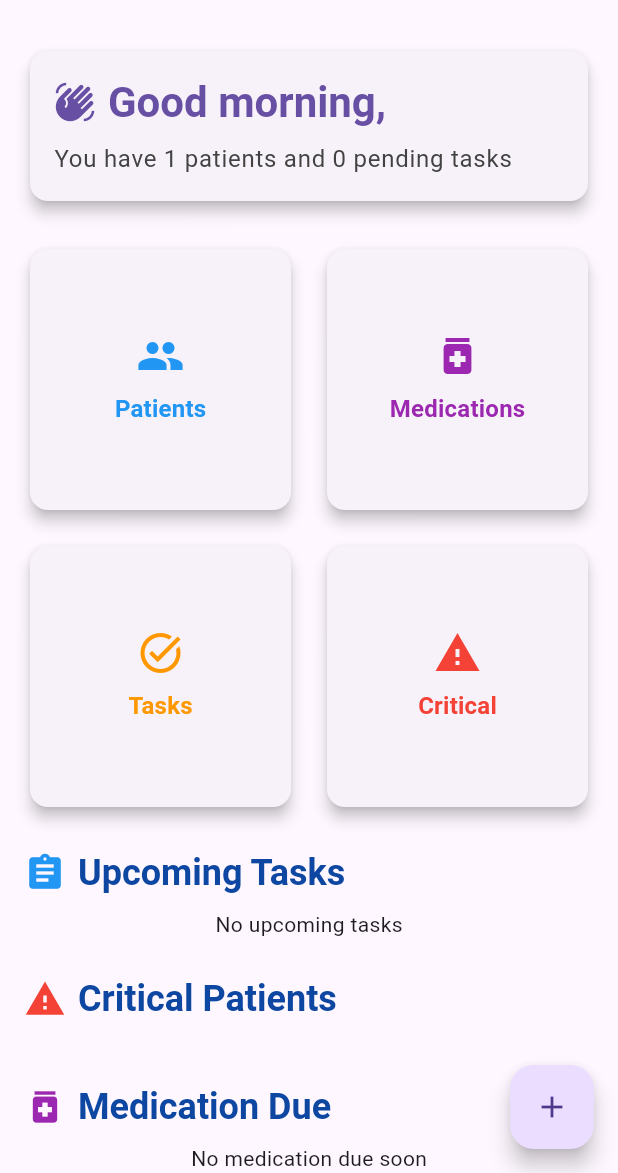
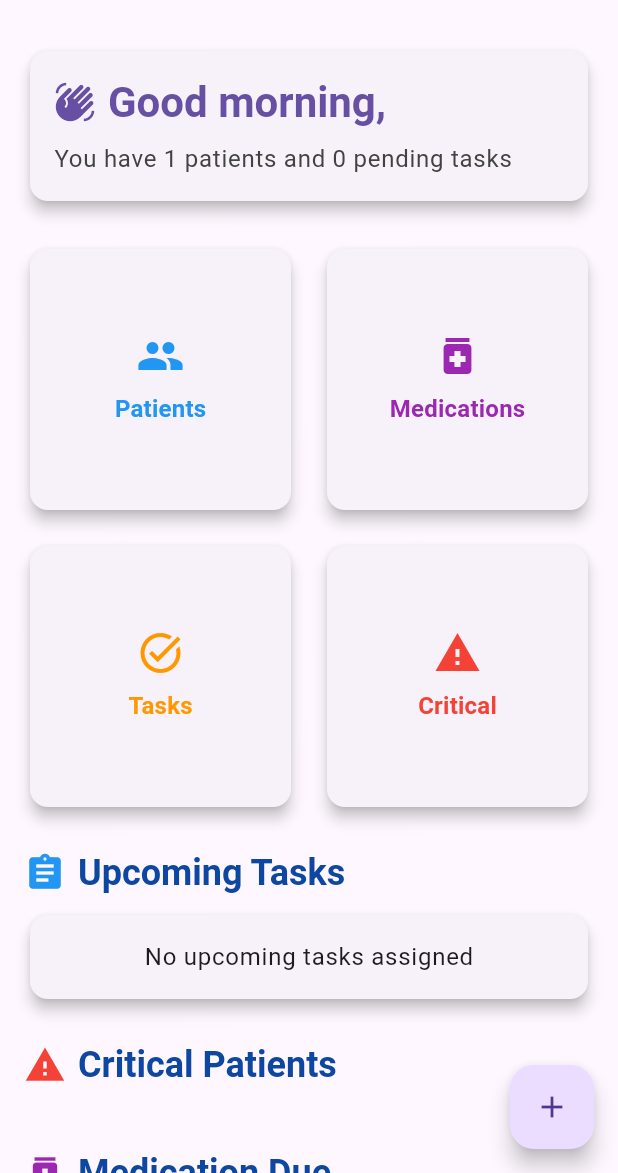
Before and after one commit to 9810506058/Smart_Nurse, a Flutter app: the DashboardScreenUpdated screen opened directly with empty values, on a phone screen of 412 x 824 dp, the part 63-1236 px from its top. Run offline on Flutter 3.47's test engine with Material 3 defaults, Android fonts, the light colour scheme and no system bars; our stand-ins replace cloud_firestore, firebase_auth, firebase_core; accounts and stored records are empty.

Commit message:
dheari chij haru mailaye

```diff
--- a/lib/screens/dashboard_screen_updated.dart
+++ b/lib/screens/dashboard_screen_updated.dart
@@ -94,7 +94,21 @@ class DashboardScreenUpdated extends StatelessWidget {
         }
 
         if (!snapshot.hasData || snapshot.data!.docs.isEmpty) {
-          return const Center(child: Text('No upcoming tasks'));
+          return Card(
+            elevation: 4,
+            shape: RoundedRectangleBorder(
+              borderRadius: BorderRadius.circular(12),
+            ),
+            child: Padding(
+              padding: const EdgeInsets.all(16.0),
+              child: Center(
+                child: Text(
+                  'No upcoming tasks assigned',
+                  style: Theme.of(context).textTheme.bodyLarge,
+                ),
+              ),
+            ),
+          );
         }
 
         final tasks = snapshot.data!.docs
@@ -106,6 +120,24 @@ class DashboardScreenUpdated extends StatelessWidget {
             .where((task) => task.status != 'completed')
             .toList()
           ..sort((a, b) => a.updatedAt.compareTo(b.updatedAt));
+
+        if (tasks.isEmpty) {
+          return Card(
+            elevation: 4,
+            shape: RoundedRectangleBorder(
+              borderRadius: BorderRadius.circular(12),
+            ),
+            child: Padding(
+              padding: const EdgeInsets.all(16.0),
+              child: Center(
+                child: Text(
+                  'No upcoming tasks assigned',
+                  style: Theme.of(context).textTheme.bodyLarge,
+                ),
+              ),
+            ),
+          );
+        }
 
         return Card(
           elevation: 4,
--- a/lib/services/patient_service.dart
+++ b/lib/services/patient_service.dart
@@ -44,7 +44,8 @@ class PatientService {
   }
 
   // Update patient
-  Future<void> updatePatient(String patientId, Map<String, dynamic> data) async {
+  Future<void> updatePatient(
+      String patientId, Map<String, dynamic> data) async {
     await _patientsCollection.doc(patientId).update({
       ...data,
       'updatedAt': FieldValue.serverTimestamp(),
```
Also changed, not shown: lib/screens/criticalPatientsScreen.dart (added, +76 -0 lines), lib/widgets/dashboard_navigation_buttons.dart (+7 -1 lines).
